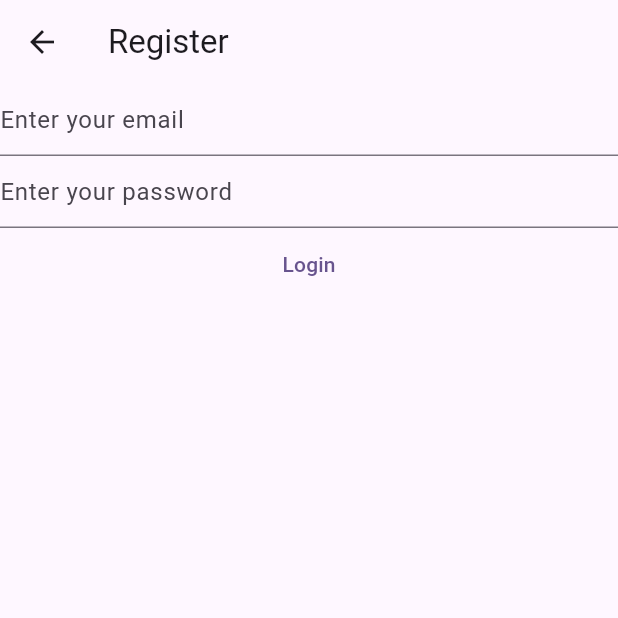
After one commit to joshuarwanda/learning_mobile_dev, a Flutter app: the LoginView screen opened directly, after a tap on "Login", on a phone screen of 412 x 824 dp, the top half of it. The commit adds this screen. Run offline on Flutter 3.47's test engine with Material 3 defaults, Android fonts, the phone set to English and light mode, and no system bars; our stand-ins replace firebase_auth, firebase_core; accounts and stored records are empty; network calls fail.

```diff
--- /dev/null
+++ b/free-flutter-course/notesapp/lib/views/login_view.dart
@@ -0,0 +1,93 @@
+import 'package:firebase_core/firebase_core.dart';
+import 'package:flutter/material.dart';
+import 'package:firebase_auth/firebase_auth.dart';
+import 'package:notesapp/firebase_options.dart';
+// import '../firebase_options.dart';
+
+class LoginView extends StatefulWidget {
+  const LoginView({super.key});
+
+  @override
+  State<LoginView> createState() => _LoginViewState();
+}
+
+class _LoginViewState extends State<LoginView> {
+  late final TextEditingController _email;
+  late final TextEditingController _password;
+
+  @override
+  void initState() {
+    super.initState();
+    _email = TextEditingController();
+    _password = TextEditingController();
+  }
+
+  @override
+  void dispose() {
+    _email.dispose();
+    _password.dispose();
+    super.dispose();
+  }
+
+  @override
+  Widget build(BuildContext context) {
+    return Scaffold(
+        appBar: AppBar(title: const Text('Register')),
+        body: FutureBuilder(
+            future: Firebase.initializeApp(
+              options: DefaultFirebaseOptions.currentPlatform,
+            ),
+            builder: (context, snapshot) {
+              switch (snapshot.connectionState) {
+                case ConnectionState.done:
+                  return Column(
+                    children: [
+                      TextField(
+                        controller: _email,
+                        enableSuggestions: false,
+                        autocorrect: false,
+                        keyboardType: TextInputType.emailAddress,
+                        decoration: const InputDecoration(
+                          hintText: 'Enter your email',
+                        ),
+                      ),
+                      TextField(
+                        controller: _password,
+                        obscureText: true,
+                        enableSuggestions: false,
+                        autocorrect: false,
+                        decoration: const InputDecoration(
+                          hintText: 'Enter your password',
+                        ),
+                      ),
+                      TextButton(
+                        onPressed: () async {
+                          await Firebase.initializeApp();
+                          final email = _email.text;
+                          final password = _password.text;
+                          try {
+                            final userCredential = await FirebaseAuth.instance
+                                .signInWithEmailAndPassword(
+                              email: email,
+                              password: password,
+                            );
+                            print(userCredential.user);
+                          } on FirebaseAuthException catch (e) {
+                            if (e.code == 'invalid-credential') {
+                              print('Invalid credentials');
+                            }
+                            print('something went wrong');
+                          }
+                        },
+                        child: const Text('Login'),
+                      ),
+                    ],
+                  );
+                default:
+                  return const Text('Loading...');
+              }
+            }
+          )
+      );
+  }
+}
--- /dev/null
+++ b/free-flutter-course/notesapp/lib/views/register_view.dart
@@ -0,0 +1,92 @@
+import 'package:firebase_auth/firebase_auth.dart';
+import 'package:firebase_core/firebase_core.dart';
+import 'package:flutter/material.dart';
+import 'package:notesapp/firebase_options.dart';
+
+class RegisterView extends StatefulWidget {
+  const RegisterView({super.key});
+
+  @override
+  State<RegisterView> createState() => _RegisterViewState();
+}
+
+class _RegisterViewState extends State<RegisterView> {
+  late final TextEditingController _email;
+  late final TextEditingController _password;
+
+  @override
+  void initState() {
+    super.initState();
+    _email = TextEditingController();
+    _password = TextEditingController();
+  }
+
+  @override
+  void dispose() {
+    _email.dispose();
+    _password.dispose();
+    super.dispose();
+  }
+
+  @override
+  Widget build(BuildContext context) {
+    return Scaffold(
+        appBar: AppBar(title: const Text('Register')),
+        body: FutureBuilder(
+            future: Firebase.initializeApp(
+              options: DefaultFirebaseOptions.currentPlatform,
+            ),
+            builder: (context, snapshot) {
+              switch (snapshot.connectionState) {
+                case ConnectionState.done:
+                  return Column(
+                    children: [
+                      TextField(
+                        controller: _email,
+                        enableSuggestions: false,
+                        autocorrect: false,
+                        keyboardType: TextInputType.emailAddress,
+                        decoration: const InputDecoration(
+                          hintText: 'Enter your email',
+                        ),
+                      ),
+                      TextField(
+                        controller: _password,
+                        obscureText: true,
+                        enableSuggestions: false,
+                        autocorrect: false,
+                        decoration: const InputDecoration(
+                          hintText: 'Enter your password',
+                        ),
+                      ),
+                      TextButton(
+                        onPressed: () async {
+                          await Firebase.initializeApp();
+                          final email = _email.text;
+                          final password = _password.text;
+                          try {
+                            final userCredential = await FirebaseAuth.instance
+                                .createUserWithEmailAndPassword(
+                              email: email,
+                              password: password,
+                            );
+                            print(userCredential.user);
+                          } on FirebaseAuthException catch (e) {
+                            if (e.code == 'weak-password') {
+                              print('The password provided is too weak.');
+                            } else if (e.code == 'email-already-in-use') {
+                              print(
+                                  'The account already exists for that email.');
+                            }
+                          }
+                        },
+                        child: const Text('Register'),
+                      ),
+                    ],
+                  );
+                default:
+                  return const Text('Loading...');
+              }
+            }));
+  }
+}
```
Also changed, not shown: free-flutter-course/notesapp/lib/main.dart (+19 -64 lines), free-flutter-course/notesapp/views/login_view.dart (deleted, +0 -18 lines).
